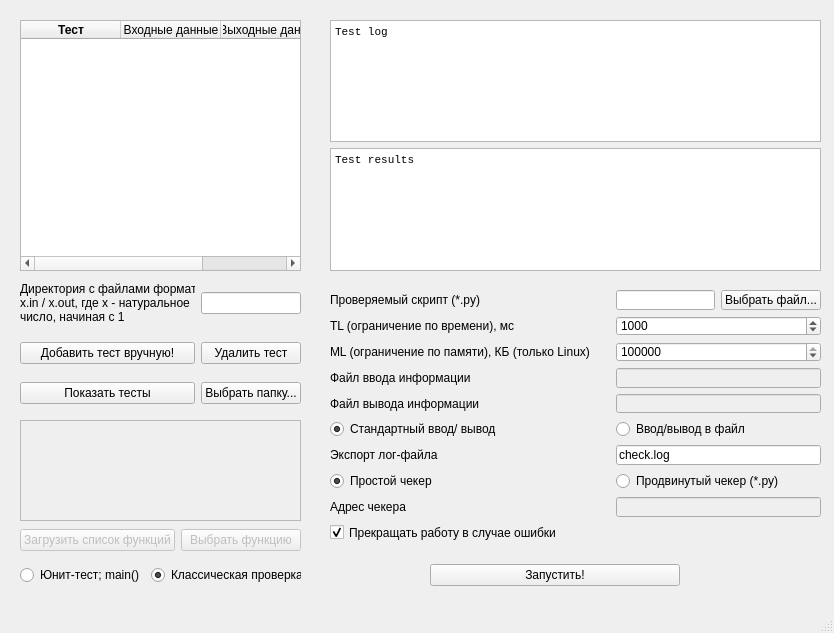
This is tester.ui in lollihunter/Tester as Qt 5 draws it before an edit. The edited form follows.
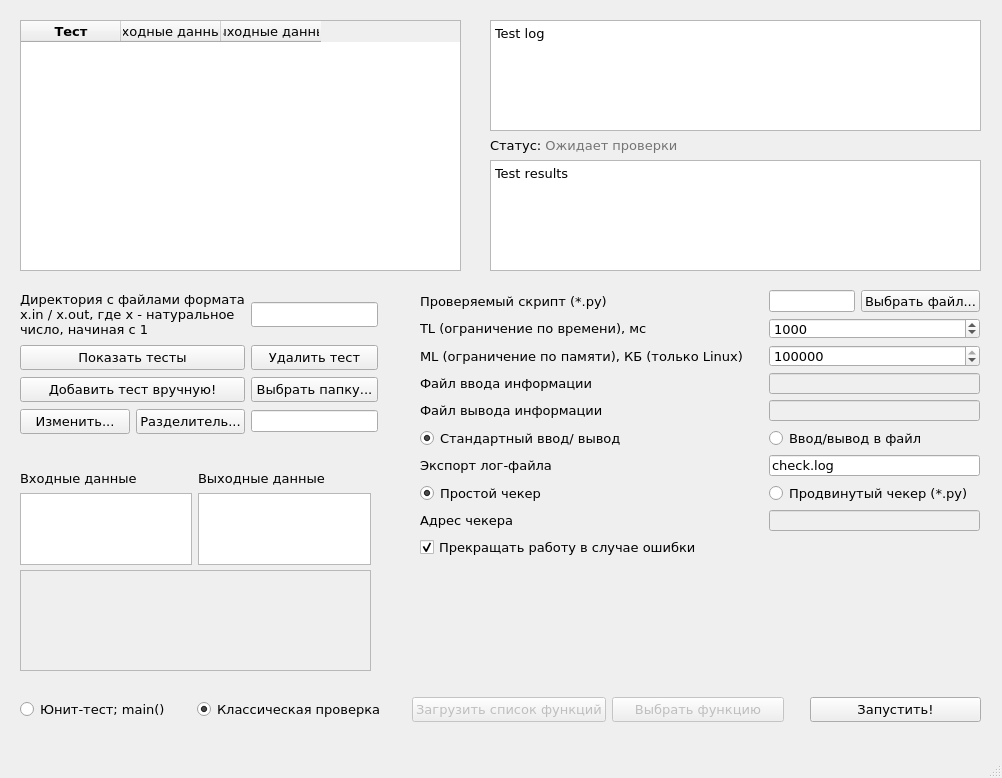
This is the edited form.

```diff
--- a/tester.ui
+++ b/tester.ui
@@ -6,8 +6,8 @@
    <rect>
     <x>0</x>
     <y>0</y>
-    <width>834</width>
-    <height>633</height>
+    <width>1002</width>
+    <height>778</height>
    </rect>
   </property>
   <property name="windowTitle">
@@ -17,26 +17,18 @@
    <widget class="QWidget" name="horizontalLayoutWidget">
     <property name="geometry">
      <rect>
-      <x>430</x>
-      <y>560</y>
+      <x>420</x>
+      <y>570</y>
       <width>250</width>
       <height>31</height>
      </rect>
     </property>
-    <layout class="QHBoxLayout" name="horizontalLayout">
-     <item>
-      <widget class="QPushButton" name="launch">
-       <property name="text">
-        <string>Запустить!</string>
-       </property>
-      </widget>
-     </item>
-    </layout>
+    <layout class="QHBoxLayout" name="horizontalLayout"/>
    </widget>
    <widget class="QWidget" name="verticalLayoutWidget">
     <property name="geometry">
      <rect>
-      <x>330</x>
+      <x>490</x>
       <y>20</y>
       <width>491</width>
       <height>251</height>
@@ -47,31 +39,46 @@
       <widget class="QTextBrowser" name="logBox">
        <property name="font">
         <font>
-         <family>Lucida Console</family>
+         <family>Verdana</family>
+         <pointsize>10</pointsize>
         </font>
        </property>
        <property name="html">
         <string>&lt;!DOCTYPE HTML PUBLIC &quot;-//W3C//DTD HTML 4.0//EN&quot; &quot;http://www.w3.org/TR/REC-html40/strict.dtd&quot;&gt;
 &lt;html&gt;&lt;head&gt;&lt;meta name=&quot;qrichtext&quot; content=&quot;1&quot; /&gt;&lt;style type=&quot;text/css&quot;&gt;
 p, li { white-space: pre-wrap; }
-&lt;/style&gt;&lt;/head&gt;&lt;body style=&quot; font-family:'Lucida Console'; font-size:8.25pt; font-weight:400; font-style:normal;&quot;&gt;
+&lt;/style&gt;&lt;/head&gt;&lt;body style=&quot; font-family:'Verdana'; font-size:10pt; font-weight:400; font-style:normal;&quot;&gt;
 &lt;p style=&quot; margin-top:0px; margin-bottom:0px; margin-left:0px; margin-right:0px; -qt-block-indent:0; text-indent:0px;&quot;&gt;Test log&lt;/p&gt;&lt;/body&gt;&lt;/html&gt;</string>
        </property>
       </widget>
      </item>
+     <item>
+      <widget class="QLabel" name="status">
+       <property name="font">
+        <font>
+         <family>Verdana</family>
+         <pointsize>10</pointsize>
+        </font>
+       </property>
+       <property name="text">
+        <string>&lt;html&gt;&lt;head/&gt;&lt;body&gt;&lt;p&gt;Статус: &lt;span style=&quot; color:#747474;&quot;&gt;Ожидает проверки&lt;/span&gt;&lt;/p&gt;&lt;/body&gt;&lt;/html&gt;</string>
+       </property>
+      </widget>
+     </item>
      <item>
       <widget class="QTextBrowser" name="resBox">
        <property name="font">
         <font>
-         <family>Lucida Console</family>
+         <family>Verdana</family>
+         <pointsize>10</pointsize>
         </font>
        </property>
        <property name="html">
         <string>&lt;!DOCTYPE HTML PUBLIC &quot;-//W3C//DTD HTML 4.0//EN&quot; &quot;http://www.w3.org/TR/REC-html40/strict.dtd&quot;&gt;
 &lt;html&gt;&lt;head&gt;&lt;meta name=&quot;qrichtext&quot; content=&quot;1&quot; /&gt;&lt;style type=&quot;text/css&quot;&gt;
 p, li { white-space: pre-wrap; }
-&lt;/style&gt;&lt;/head&gt;&lt;body style=&quot; font-family:'Lucida Console'; font-size:8.25pt; font-weight:400; font-style:normal;&quot;&gt;
-&lt;p style=&quot; margin-top:12px; margin-bottom:12px; margin-left:0px; margin-right:0px; -qt-block-indent:0; text-indent:0px;&quot;&gt;&lt;span style=&quot; font-size:8pt;&quot;&gt;Test results&lt;/span&gt;&lt;/p&gt;&lt;/body&gt;&lt;/html&gt;</string>
+&lt;/style&gt;&lt;/head&gt;&lt;body style=&quot; font-family:'Verdana'; font-size:10pt; font-weight:400; font-style:normal;&quot;&gt;
+&lt;p style=&quot; margin-top:12px; margin-bottom:12px; margin-left:0px; margin-right:0px; -qt-block-indent:0; text-indent:0px;&quot;&gt;Test results&lt;/p&gt;&lt;/body&gt;&lt;/html&gt;</string>
        </property>
       </widget>
      </item>
@@ -80,10 +87,10 @@
    <widget class="QWidget" name="gridLayoutWidget">
     <property name="geometry">
      <rect>
-      <x>330</x>
+      <x>420</x>
       <y>290</y>
-      <width>491</width>
-      <height>252</height>
+      <width>560</width>
+      <height>268</height>
      </rect>
     </property>
     <layout class="QGridLayout" name="gridLayout">
@@ -96,6 +103,12 @@
      </item>
      <item row="7" column="0">
       <widget class="QRadioButton" name="simple_check">
+       <property name="font">
+        <font>
+         <family>Verdana</family>
+         <pointsize>10</pointsize>
+        </font>
+       </property>
        <property name="text">
         <string>Простой чекер</string>
        </property>
@@ -109,6 +122,12 @@
      </item>
      <item row="8" column="0">
       <widget class="QLabel" name="label_9">
+       <property name="font">
+        <font>
+         <family>Verdana</family>
+         <pointsize>10</pointsize>
+        </font>
+       </property>
        <property name="text">
         <string>Адрес чекера</string>
        </property>
@@ -116,6 +135,12 @@
      </item>
      <item row="4" column="0">
       <widget class="QLabel" name="label_4">
+       <property name="font">
+        <font>
+         <family>Verdana</family>
+         <pointsize>10</pointsize>
+        </font>
+       </property>
        <property name="text">
         <string>Файл вывода информации</string>
        </property>
@@ -123,6 +148,12 @@
      </item>
      <item row="1" column="0">
       <widget class="QLabel" name="label">
+       <property name="font">
+        <font>
+         <family>Verdana</family>
+         <pointsize>10</pointsize>
+        </font>
+       </property>
        <property name="text">
         <string>TL (ограничение по времени), мс</string>
        </property>
@@ -143,6 +174,12 @@
      </item>
      <item row="7" column="2">
       <widget class="QRadioButton" name="advanced_check">
+       <property name="font">
+        <font>
+         <family>Verdana</family>
+         <pointsize>10</pointsize>
+        </font>
+       </property>
        <property name="text">
         <string>Продвинутый чекер (*.py)</string>
        </property>
@@ -153,6 +190,12 @@
      </item>
      <item row="2" column="2">
       <widget class="QSpinBox" name="ML">
+       <property name="font">
+        <font>
+         <family>Verdana</family>
+         <pointsize>10</pointsize>
+        </font>
+       </property>
        <property name="minimum">
         <number>1024</number>
        </property>
@@ -169,6 +212,12 @@
      </item>
      <item row="2" column="0">
       <widget class="QLabel" name="label_2">
+       <property name="font">
+        <font>
+         <family>Verdana</family>
+         <pointsize>10</pointsize>
+        </font>
+       </property>
        <property name="text">
         <string>ML (ограничение по памяти), КБ (только Linux)</string>
        </property>
@@ -176,6 +225,12 @@
      </item>
      <item row="1" column="2">
       <widget class="QSpinBox" name="TL">
+       <property name="font">
+        <font>
+         <family>Verdana</family>
+         <pointsize>10</pointsize>
+        </font>
+       </property>
        <property name="minimum">
         <number>20</number>
        </property>
@@ -192,6 +247,12 @@
      </item>
      <item row="3" column="0">
       <widget class="QLabel" name="label_3">
+       <property name="font">
+        <font>
+         <family>Verdana</family>
+         <pointsize>10</pointsize>
+        </font>
+       </property>
        <property name="text">
         <string>Файл ввода информации</string>
        </property>
@@ -206,6 +267,12 @@
      </item>
      <item row="0" column="0">
       <widget class="QLabel" name="label_5">
+       <property name="font">
+        <font>
+         <family>Verdana</family>
+         <pointsize>10</pointsize>
+        </font>
+       </property>
        <property name="text">
         <string>Проверяемый скрипт (*.py)</string>
        </property>
@@ -220,6 +287,12 @@
      </item>
      <item row="6" column="0">
       <widget class="QLabel" name="label_6">
+       <property name="font">
+        <font>
+         <family>Verdana</family>
+         <pointsize>10</pointsize>
+        </font>
+       </property>
        <property name="text">
         <string>Экспорт лог-файла</string>
        </property>
@@ -227,6 +300,12 @@
      </item>
      <item row="6" column="2">
       <widget class="QLineEdit" name="exportfile">
+       <property name="font">
+        <font>
+         <family>Verdana</family>
+         <pointsize>10</pointsize>
+        </font>
+       </property>
        <property name="text">
         <string>check.log</string>
        </property>
@@ -234,6 +313,12 @@
      </item>
      <item row="5" column="0">
       <widget class="QRadioButton" name="stdio">
+       <property name="font">
+        <font>
+         <family>Verdana</family>
+         <pointsize>10</pointsize>
+        </font>
+       </property>
        <property name="text">
         <string>Стандартный ввод/ вывод</string>
        </property>
@@ -250,6 +335,12 @@
        <property name="enabled">
         <bool>true</bool>
        </property>
+       <property name="font">
+        <font>
+         <family>Verdana</family>
+         <pointsize>10</pointsize>
+        </font>
+       </property>
        <property name="text">
         <string>Ввод/вывод в файл</string>
        </property>
@@ -260,6 +351,12 @@
      </item>
      <item row="9" column="0">
       <widget class="QCheckBox" name="stopiffailed">
+       <property name="font">
+        <font>
+         <family>Verdana</family>
+         <pointsize>10</pointsize>
+        </font>
+       </property>
        <property name="text">
         <string>Прекращать работу в случае ошибки</string>
        </property>
@@ -271,10 +368,23 @@
      <item row="0" column="2">
       <layout class="QHBoxLayout" name="horizontalLayout_4">
        <item>
-        <widget class="QLineEdit" name="choosefile"/>
+        <widget class="QLineEdit" name="choosefile">
+         <property name="font">
+          <font>
+           <family>Verdana</family>
+           <pointsize>10</pointsize>
+          </font>
+         </property>
+        </widget>
        </item>
        <item>
         <widget class="QPushButton" name="choosefilebtn">
+         <property name="font">
+          <font>
+           <family>Verdana</family>
+           <pointsize>10</pointsize>
+          </font>
+         </property>
          <property name="text">
           <string>Выбрать файл...</string>
          </property>
@@ -284,44 +394,21 @@
      </item>
     </layout>
    </widget>
-   <widget class="QWidget" name="horizontalLayoutWidget_2">
-    <property name="geometry">
-     <rect>
-      <x>20</x>
-      <y>560</y>
-      <width>281</width>
-      <height>31</height>
-     </rect>
-    </property>
-    <layout class="QHBoxLayout" name="horizontalLayout_2">
-     <item>
-      <widget class="QRadioButton" name="unitTest">
-       <property name="text">
-        <string>Юнит-тест; main()</string>
-       </property>
-      </widget>
-     </item>
-     <item>
-      <widget class="QRadioButton" name="regularTest">
-       <property name="text">
-        <string>Классическая проверка</string>
-       </property>
-       <property name="checked">
-        <bool>true</bool>
-       </property>
-      </widget>
-     </item>
-    </layout>
-   </widget>
    <widget class="QTableWidget" name="table">
     <property name="geometry">
      <rect>
       <x>20</x>
       <y>20</y>
-      <width>281</width>
+      <width>441</width>
       <height>251</height>
      </rect>
     </property>
+    <property name="font">
+     <font>
+      <family>Verdana</family>
+      <pointsize>10</pointsize>
+     </font>
+    </property>
     <property name="sizeAdjustPolicy">
      <enum>QAbstractScrollArea::AdjustToContents</enum>
     </property>
@@ -357,17 +444,59 @@
     <property name="geometry">
      <rect>
       <x>20</x>
-      <y>270</y>
-      <width>281</width>
+      <y>290</y>
+      <width>358</width>
       <height>147</height>
      </rect>
     </property>
     <layout class="QGridLayout" name="gridLayout_2">
-     <item row="0" column="1">
-      <widget class="QLineEdit" name="testdir"/>
+     <item row="2" column="0">
+      <widget class="QPushButton" name="addtest">
+       <property name="font">
+        <font>
+         <family>Verdana</family>
+         <pointsize>10</pointsize>
+        </font>
+       </property>
+       <property name="text">
+        <string>Добавить тест вручную!</string>
+       </property>
+      </widget>
+     </item>
+     <item row="2" column="1">
+      <widget class="QPushButton" name="explorer">
+       <property name="font">
+        <font>
+         <family>Verdana</family>
+         <pointsize>10</pointsize>
+        </font>
+       </property>
+       <property name="text">
+        <string>Выбрать папку...</string>
+       </property>
+      </widget>
+     </item>
+     <item row="1" column="0">
+      <widget class="QPushButton" name="showtest">
+       <property name="font">
+        <font>
+         <family>Verdana</family>
+         <pointsize>10</pointsize>
+        </font>
+       </property>
+       <property name="text">
+        <string>Показать тесты</string>
+       </property>
+      </widget>
      </item>
      <item row="0" column="0">
       <widget class="QLabel" name="label_7">
+       <property name="font">
+        <font>
+         <family>Verdana</family>
+         <pointsize>10</pointsize>
+        </font>
+       </property>
        <property name="text">
         <string>Директория с файлами формата
 x.in / x.out, где x - натуральное
@@ -375,33 +504,61 @@
        </property>
       </widget>
      </item>
-     <item row="2" column="0">
-      <widget class="QPushButton" name="showtest">
-       <property name="text">
-        <string>Показать тесты</string>
+     <item row="0" column="1">
+      <widget class="QLineEdit" name="testdir">
+       <property name="font">
+        <font>
+         <family>Verdana</family>
+         <pointsize>10</pointsize>
+        </font>
        </property>
       </widget>
      </item>
      <item row="1" column="1">
       <widget class="QPushButton" name="remtest">
+       <property name="font">
+        <font>
+         <family>Verdana</family>
+         <pointsize>10</pointsize>
+        </font>
+       </property>
        <property name="text">
         <string>Удалить тест</string>
        </property>
       </widget>
      </item>
-     <item row="1" column="0">
-      <widget class="QPushButton" name="addtest">
-       <property name="text">
-        <string>Добавить тест вручную!</string>
-       </property>
-      </widget>
+     <item row="3" column="0">
+      <layout class="QHBoxLayout" name="horizontalLayout_2">
+       <item>
+        <widget class="QPushButton" name="edit">
+         <property name="font">
+          <font>
+           <family>Verdana</family>
+           <pointsize>10</pointsize>
+          </font>
+         </property>
+         <property name="text">
+          <string>Изменить...</string>
+         </property>
+        </widget>
+       </item>
+       <item>
+        <widget class="QPushButton" name="delim">
+         <property name="font">
+          <font>
+           <family>Verdana</family>
+           <pointsize>10</pointsize>
+          </font>
+         </property>
+         <property name="text">
+          <string>Разделитель...</string>
+         </property>
+        </widget>
+       </item>
+      </layout>
      </item>
-     <item row="2" column="1">
-      <widget class="QPushButton" name="explorer">
-       <property name="text">
-        <string>Выбрать папку...</string>
-       </property>
-      </widget>
+     <item row="3" column="1">
+      <widget class="QLineEdit" name="lineEdit"/>
      </item>
     </layout>
    </widget>
@@ -412,8 +569,8 @@
     <property name="geometry">
      <rect>
       <x>20</x>
-      <y>420</y>
-      <width>281</width>
+      <y>570</y>
+      <width>351</width>
       <height>101</height>
      </rect>
     </property>
@@ -422,17 +579,71 @@
     <property name="geometry">
      <rect>
       <x>20</x>
-      <y>500</y>
-      <width>281</width>
+      <y>670</y>
+      <width>961</width>
       <height>80</height>
      </rect>
     </property>
+    <property name="font">
+     <font>
+      <family>Verdana</family>
+      <pointsize>10</pointsize>
+     </font>
+    </property>
     <layout class="QHBoxLayout" name="horizontalLayout_3">
+     <item>
+      <widget class="QRadioButton" name="unitTest">
+       <property name="font">
+        <font>
+         <family>Verdana</family>
+         <pointsize>10</pointsize>
+        </font>
+       </property>
+       <property name="text">
+        <string>Юнит-тест; main()</string>
+       </property>
+      </widget>
+     </item>
+     <item>
+      <widget class="QRadioButton" name="regularTest">
+       <property name="font">
+        <font>
+         <family>Verdana</family>
+         <pointsize>10</pointsize>
+        </font>
+       </property>
+       <property name="text">
+        <string>Классическая проверка</string>
+       </property>
+       <property name="checked">
+        <bool>true</bool>
+       </property>
+      </widget>
+     </item>
+     <item>
+      <spacer name="verticalSpacer_2">
+       <property name="orientation">
+        <enum>Qt::Vertical</enum>
+       </property>
+       <property name="sizeHint" stdset="0">
+        <size>
+         <width>20</width>
+         <height>40</height>
+        </size>
+       </property>
+      </spacer>
+     </item>
      <item>
       <widget class="QPushButton" name="pushButton_2">
        <property name="enabled">
         <bool>false</bool>
        </property>
+       <property name="font">
+        <font>
+         <family>Verdana</family>
+         <pointsize>10</pointsize>
+        </font>
+       </property>
        <property name="text">
         <string>Загрузить список функций</string>
        </property>
@@ -443,11 +654,87 @@
        <property name="enabled">
         <bool>false</bool>
        </property>
+       <property name="font">
+        <font>
+         <family>Verdana</family>
+         <pointsize>10</pointsize>
+        </font>
+       </property>
        <property name="text">
         <string>Выбрать функцию</string>
        </property>
       </widget>
      </item>
+     <item>
+      <spacer name="verticalSpacer_3">
+       <property name="orientation">
+        <enum>Qt::Vertical</enum>
+       </property>
+       <property name="sizeHint" stdset="0">
+        <size>
+         <width>20</width>
+         <height>40</height>
+        </size>
+       </property>
+      </spacer>
+     </item>
+     <item>
+      <widget class="QPushButton" name="launch">
+       <property name="font">
+        <font>
+         <family>Verdana</family>
+         <pointsize>10</pointsize>
+        </font>
+       </property>
+       <property name="text">
+        <string>Запустить!</string>
+       </property>
+      </widget>
+     </item>
+    </layout>
+   </widget>
+   <widget class="QWidget" name="gridLayoutWidget_3">
+    <property name="geometry">
+     <rect>
+      <x>20</x>
+      <y>470</y>
+      <width>351</width>
+      <height>95</height>
+     </rect>
+    </property>
+    <layout class="QGridLayout" name="gridLayout_3">
+     <item row="1" column="0">
+      <widget class="QPlainTextEdit" name="inpdata"/>
+     </item>
+     <item row="1" column="1">
+      <widget class="QPlainTextEdit" name="outdata"/>
+     </item>
+     <item row="0" column="1">
+      <widget class="QLabel" name="label_8">
+       <property name="font">
+        <font>
+         <family>Verdana</family>
+         <pointsize>10</pointsize>
+        </font>
+       </property>
+       <property name="text">
+        <string>Выходные данные</string>
+       </property>
+      </widget>
+     </item>
+     <item row="0" column="0">
+      <widget class="QLabel" name="label_10">
+       <property name="font">
+        <font>
+         <family>Verdana</family>
+         <pointsize>10</pointsize>
+        </font>
+       </property>
+       <property name="text">
+        <string>Входные данные</string>
+       </property>
+      </widget>
+     </item>
     </layout>
    </widget>
   </widget>
```
Left out of the diff: 4 changed lines with no effect on the pictures.
